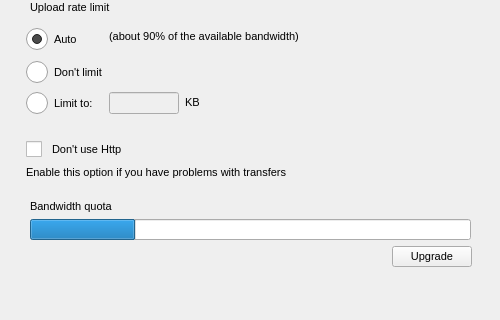
The window that Source/MEGASync/gui/win/SettingsDialog.ui (meganz/MEGAsync) describes before a commit, drawn with Qt 5; both pictures show x 0 to 500 and y 91 to 411 of the 500 by 533 pixel window.
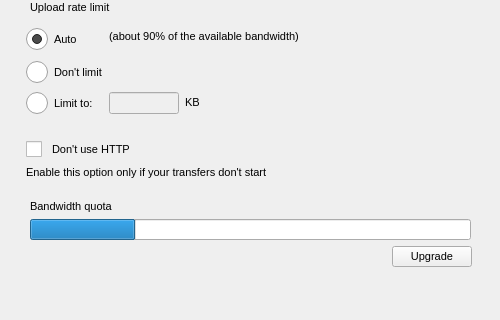
The same window after the commit. The open tabs and pages were chosen to show the change. Icons and pictures are not drawn.

```diff
--- a/Source/MEGASync/gui/win/SettingsDialog.ui
+++ b/Source/MEGASync/gui/win/SettingsDialog.ui
@@ -2267,7 +2267,7 @@
           <string notr="true">padding-left : 10px;</string>
          </property>
          <property name="text">
-          <string>Don't use Http</string>
+          <string>Don't use HTTP</string>
          </property>
         </widget>
        </item>
@@ -2277,7 +2277,7 @@
           <string notr="true">padding-left: 2px;</string>
          </property>
          <property name="text">
-          <string>Enable this option if you have problems with transfers</string>
+          <string>Enable this option only if your transfers don't start</string>
          </property>
         </widget>
        </item>
```
